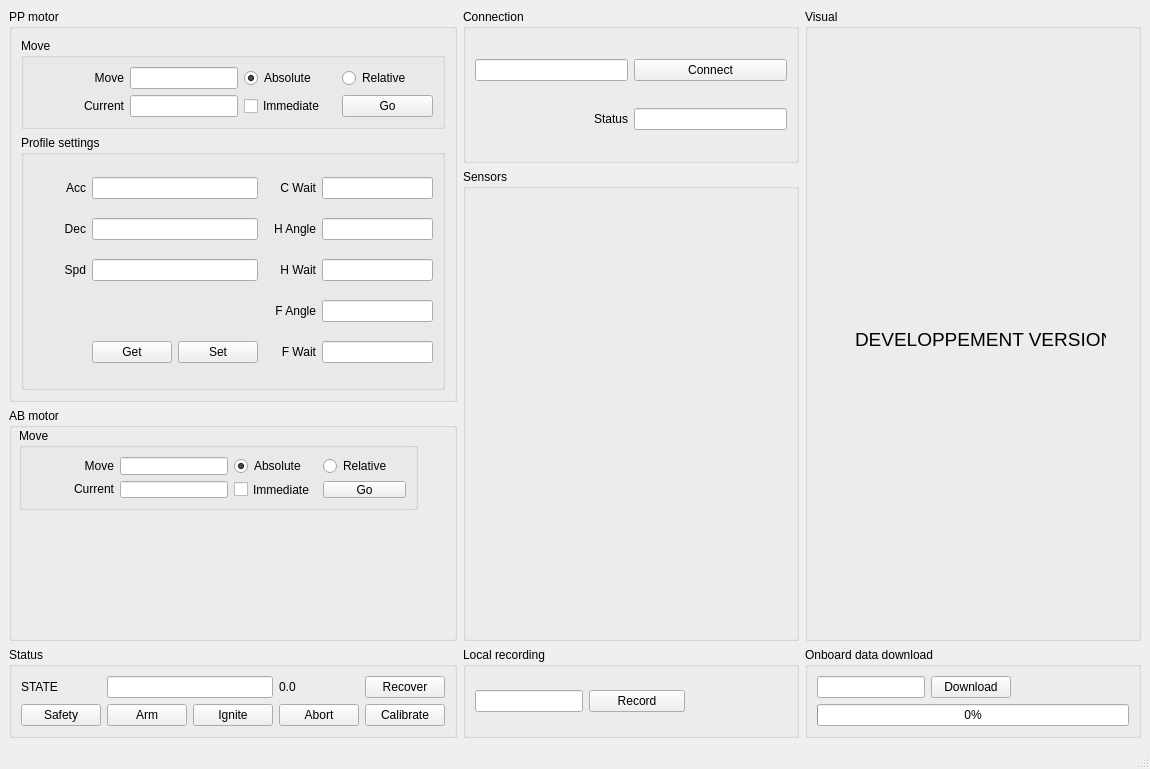
Old version of the form Version_2/Desktop/control_station/mainwindow.ui in the repository EPFLRocketTeam/PropulsionSoftware.
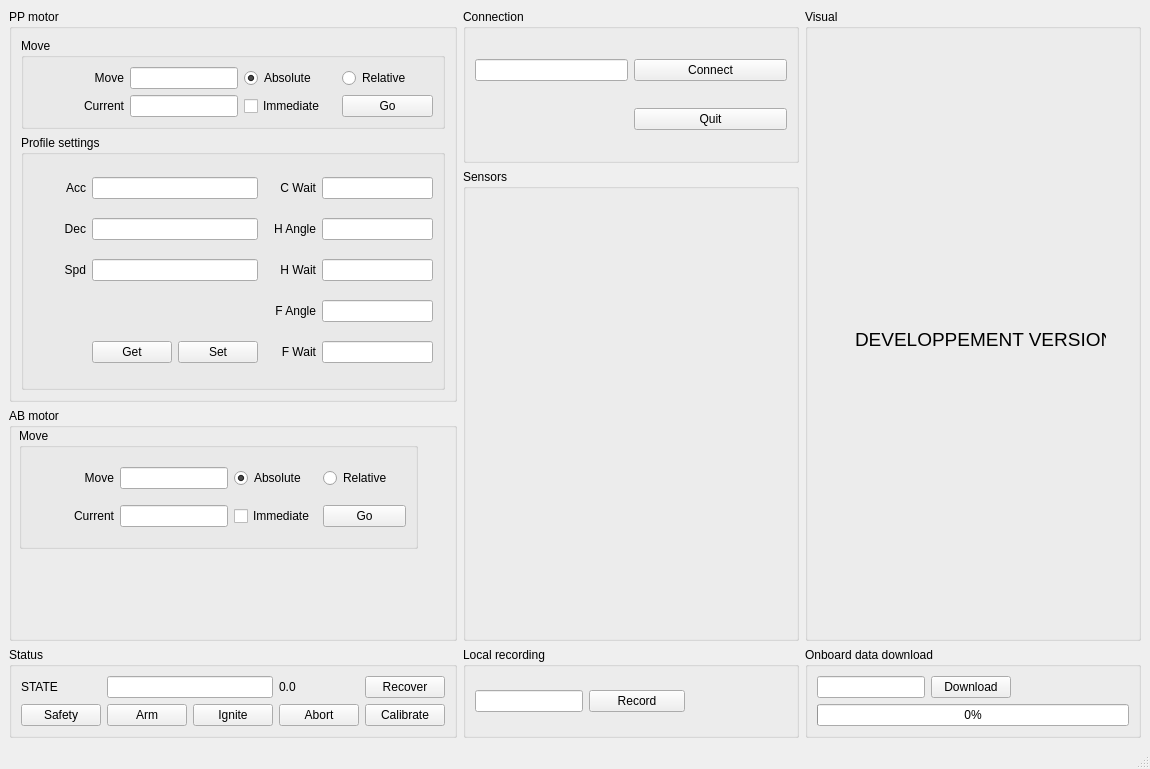
New version of the form. Icons and pictures are not drawn.

```diff
--- a/Version_2/Desktop/control_station/mainwindow.ui
+++ b/Version_2/Desktop/control_station/mainwindow.ui
@@ -30,16 +30,6 @@
        <string>Connection</string>
       </property>
       <layout class="QGridLayout" name="gridLayout_4">
-       <item row="1" column="2">
-        <widget class="QLineEdit" name="connect_status">
-         <property name="sizePolicy">
-          <sizepolicy hsizetype="Preferred" vsizetype="Fixed">
-           <horstretch>0</horstretch>
-           <verstretch>0</verstretch>
-          </sizepolicy>
-         </property>
-        </widget>
-       </item>
        <item row="0" column="1">
         <widget class="QLineEdit" name="connect_device">
          <property name="sizePolicy">
@@ -64,7 +54,7 @@
         </widget>
        </item>
        <item row="1" column="1">
-        <widget class="QLabel" name="label">
+        <widget class="QLabel" name="connect_status">
          <property name="sizePolicy">
           <sizepolicy hsizetype="Preferred" vsizetype="Preferred">
            <horstretch>0</horstretch>
@@ -86,16 +76,23 @@
           <enum>Qt::LeftToRight</enum>
          </property>
          <property name="text">
-          <string>Status</string>
+          <string/>
          </property>
          <property name="alignment">
-          <set>Qt::AlignRight|Qt::AlignTrailing|Qt::AlignVCenter</set>
+          <set>Qt::AlignLeading|Qt::AlignLeft|Qt::AlignVCenter</set>
          </property>
          <property name="margin">
           <number>0</number>
          </property>
         </widget>
        </item>
+       <item row="1" column="2">
+        <widget class="QPushButton" name="quit">
+         <property name="text">
+          <string>Quit</string>
+         </property>
+        </widget>
+       </item>
       </layout>
      </widget>
     </item>
@@ -181,7 +178,7 @@
          <x>10</x>
          <y>20</y>
          <width>399</width>
-         <height>82</height>
+         <height>121</height>
         </rect>
        </property>
        <property name="sizePolicy">
```
